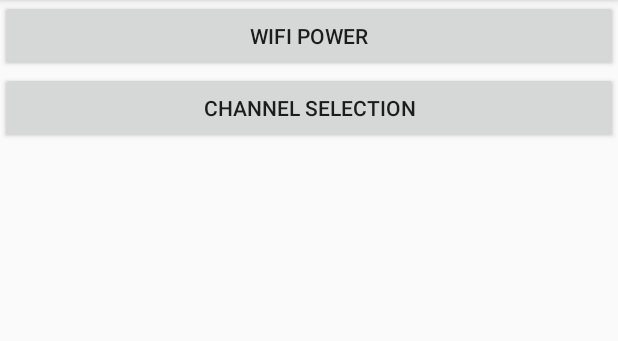
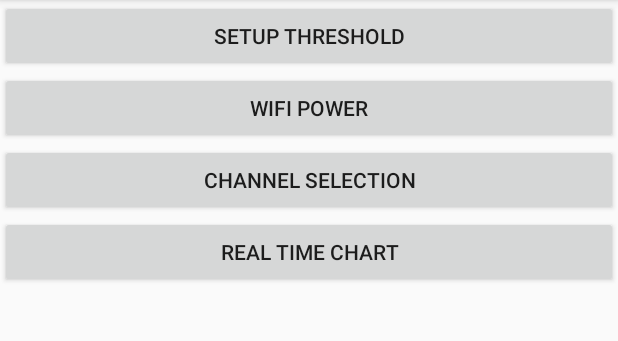
Before and after one commit to DanieleDiFratta/Test, an Android app: the MainActivity screen opened directly, with no data from a screen before it, on a phone screen of 412 x 824 dp, the part 84-425 px from its top. Run offline under Robolectric (Android 15) with nearby library versions, the phone set to English and light mode, and no system bars.

Commit message:
Caricamento soglia da file + LineChart

```diff
--- a/app/build.gradle
+++ b/app/build.gradle
@@ -19,9 +19,14 @@ android {
     }
 }
 
+repositories {
+    maven { url "https://jitpack.io" }
+}
+
 dependencies {
     compile fileTree(dir: 'libs', include: ['*.jar'])
     testCompile 'junit:junit:4.12'
     compile 'com.android.support:appcompat-v7:23.1.0'
     compile 'com.android.support:design:23.1.0'
+    compile 'com.github.PhilJay:MPAndroidChart:v2.2.0'
 }
--- a/app/src/main/java/com/mindsapp/test/MainActivity.java
+++ b/app/src/main/java/com/mindsapp/test/MainActivity.java
@@ -1,7 +1,9 @@
 package com.mindsapp.test;
 
+import android.app.Activity;
 import android.content.Context;
 import android.content.Intent;
+import android.content.SharedPreferences;
 import android.net.wifi.WifiManager;
 import android.os.Bundle;
 import android.support.design.widget.FloatingActionButton;
@@ -13,14 +15,28 @@ import android.view.View;
 import android.view.Menu;
 import android.view.MenuItem;
 import android.widget.Button;
+import android.widget.TextView;
 import android.widget.Toast;
 
+import com.mindsapp.test.model.Threshold;
+
 public class MainActivity extends AppCompatActivity {
+
+    private static Context applicationContext;
 
     @Override
     protected void onCreate(Bundle savedInstanceState) {
         super.onCreate(savedInstanceState);
         setContentView(R.layout.activity_main);
+        applicationContext = getApplicationContext();
+        Button thresholdButton = (Button) findViewById(R.id.thresholdButton);
+        thresholdButton.setOnClickListener(new View.OnClickListener() {
+            @Override
+            public void onClick(View v) {
+                Intent intent = new Intent(MainActivity.this,ThresholdActivity.class);
+                startActivity(intent);
+            }
+        });
         Button wifiButton = (Button) findViewById(R.id.wifiButton);
         wifiButton.setOnClickListener(new View.OnClickListener() {
             @Override
@@ -43,12 +59,24 @@ public class MainActivity extends AppCompatActivity {
                 startActivity(intent);
             }
         });
+        Button chartButton = (Button) findViewById(R.id.chartbutton);
+        chartButton.setOnClickListener(new View.OnClickListener() {
+            @Override
+            public void onClick(View v) {
+                Intent intent = new Intent(MainActivity.this, ChartActivity.class);
+                startActivity(intent);
+            }
+        });
     }
 
     @Override
     public boolean onCreateOptionsMenu(Menu menu) {
         MenuInflater inflater = getMenuInflater();
-        inflater.inflate(R.menu.menu_main,menu);
+        inflater.inflate(R.menu.menu_main, menu);
         return  true;
     }
+
+    public static Context getContextofApplication() {
+        return applicationContext;
+    }
 }
--- a/app/src/main/res/layout/activity_main.xml
+++ b/app/src/main/res/layout/activity_main.xml
@@ -8,10 +8,22 @@
     <Button
         android:layout_width="wrap_content"
         android:layout_height="wrap_content"
+        android:text="@string/thresholdButton"
+        android:id="@+id/thresholdButton"
+        android:nestedScrollingEnabled="false"
+        android:layout_alignParentTop="true"
+        android:layout_alignParentLeft="true"
+        android:layout_alignParentStart="true"
+        android:layout_alignParentRight="true"
+        android:layout_alignParentEnd="true" />
+
+    <Button
+        android:layout_width="wrap_content"
+        android:layout_height="wrap_content"
         android:text="@string/wifiButton"
         android:id="@+id/wifiButton"
         android:nestedScrollingEnabled="false"
-        android:layout_alignParentTop="true"
+        android:layout_below="@+id/thresholdButton"
         android:layout_alignParentLeft="true"
         android:layout_alignParentStart="true"
         android:layout_alignParentRight="true"
@@ -29,4 +41,15 @@
         android:layout_alignParentRight="true"
         android:layout_alignParentEnd="true" />
 
+    <Button
+        android:layout_width="wrap_content"
+        android:layout_height="wrap_content"
+        android:text="@string/ChartButton"
+        android:id="@+id/chartbutton"
+        android:layout_alignParentRight="true"
+        android:layout_alignParentEnd="true"
+        android:layout_below="@+id/channelButton"
+        android:layout_alignParentLeft="true"
+        android:layout_alignParentStart="true" />
+
 </RelativeLayout>
--- a/app/src/main/res/values/strings.xml
+++ b/app/src/main/res/values/strings.xml
@@ -3,4 +3,6 @@
     <string name="action_settings">Settings</string>
     <string name="channelButton">Channel Selection</string>
     <string name="wifiButton">WiFi Power</string>
+    <string name="thresholdButton">Setup Threshold</string>
+    <string name="ChartButton">Real Time Chart</string>
 </resources>
```
Also changed, not shown: app/src/main/AndroidManifest.xml (+11 -9 lines), app/src/main/java/com/mindsapp/test/ChartActivity.java (added, +106 -0 lines), app/src/main/java/com/mindsapp/test/ThresholdActivity.java (added, +63 -0 lines), app/src/main/java/com/mindsapp/test/model/NetworkManager.java (+13 -5 lines), app/src/main/java/com/mindsapp/test/model/Threshold.java (added, +36 -0 lines), app/src/main/java/com/mindsapp/test/model/ThresholdAdapter.java (added, +55 -0 lines), app/src/main/java/com/mindsapp/test/model/ThresholdManager.java (added, +39 -0 lines), app/src/main/res/layout/activity_chart.xml (added, +17 -0 lines), app/src/main/res/layout/activity_threshold.xml (added, +19 -0 lines), app/src/main/res/layout/rowcustom.xml (added, +24 -0 lines), 1 other file.
